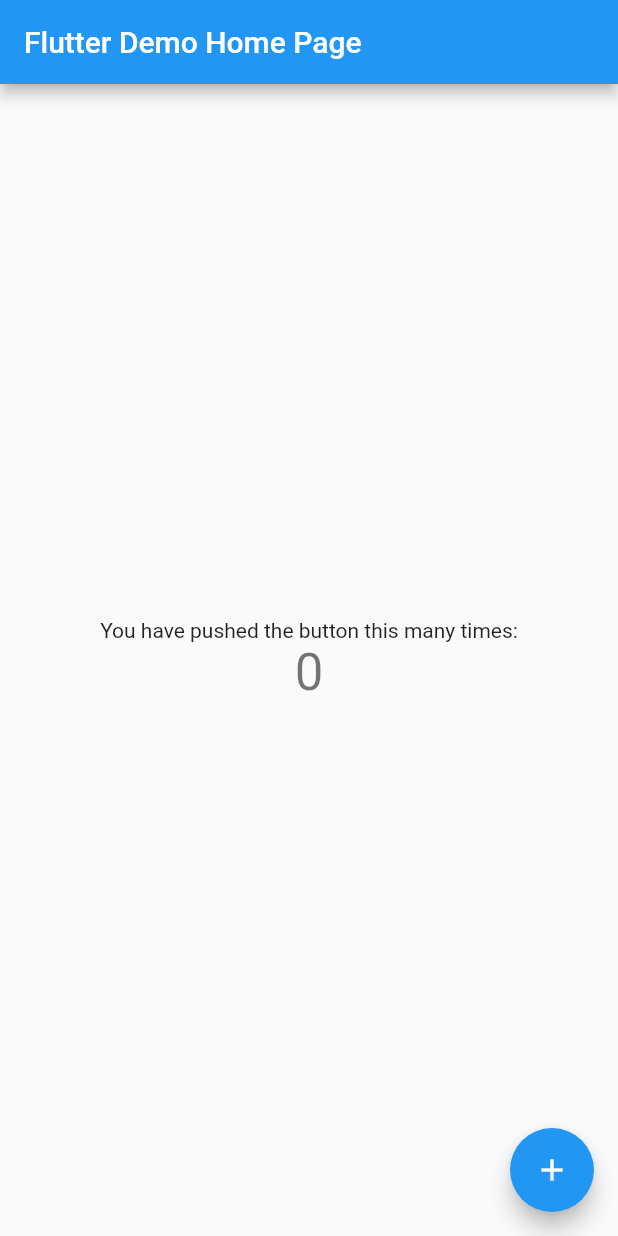
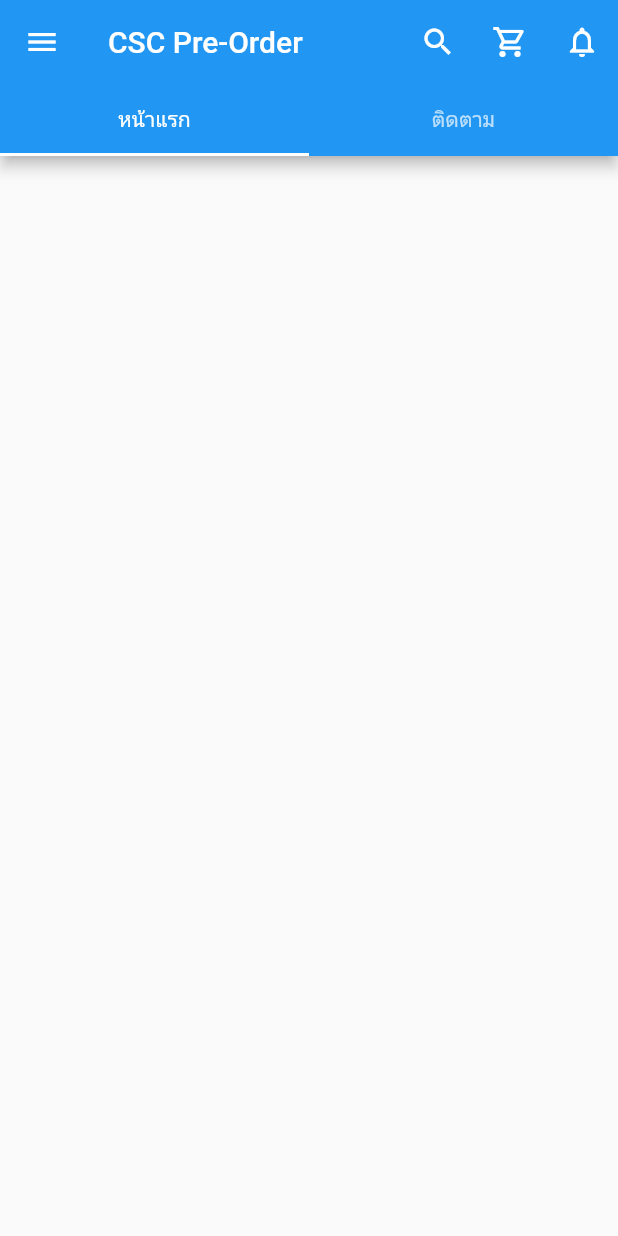
Before and after one commit to jaruporn-tadsee/csc_preorder, a Flutter app: the screen it shows after launch, on a phone screen of 412 x 824 dp. Run offline on Flutter 3.47's test engine with Material 2 defaults, Android fonts, the phone set to English and light mode, and no system bars.

Commit message:
Update main.dart

```diff
--- a/lib/main.dart
+++ b/lib/main.dart
@@ -14,7 +14,7 @@
         primarySwatch: Colors.blue,
         visualDensity: VisualDensity.adaptivePlatformDensity,
       ),
-      home: MyHomePage(title: 'Flutter Demo Home Page'),
+      home: MyHomePage(title: 'ร้านอาหาร'),
     );
   }
 }
@@ -39,28 +39,49 @@
 
   @override
   Widget build(BuildContext context) {
-    return Scaffold(
-      appBar: AppBar(
-        title: Text(widget.title),
-      ),
-      body: Center(
-        child: Column(
-          mainAxisAlignment: MainAxisAlignment.center,
-          children: <Widget>[
-            Text(
-              'You have pushed the button this many times:',
+    return MaterialApp(
+      home: DefaultTabController(
+        length: 2,
+        child: Scaffold(
+          appBar: AppBar(
+            leading: Builder(
+              builder: (BuildContext context) {
+                return IconButton(
+                  icon: const Icon(Icons.menu),
+                  onPressed: () {
+                    Scaffold.of(context).openDrawer();
+                  },
+                  tooltip:
+                      MaterialLocalizations.of(context).openAppDrawerTooltip,
+                );
+              },
             ),
-            Text(
-              '$_counter',
-              style: Theme.of(context).textTheme.headline4,
+            actions: <Widget>[
+              IconButton(
+                icon: const Icon(Icons.search),
+                tooltip: 'Show Snackbar',
+                onPressed: () {},
+              ),
+              IconButton(
+                icon: const Icon(Icons.local_grocery_store_outlined),
+                tooltip: 'shopping basket',
+                onPressed: () {},
+              ),
+              IconButton(
+                icon: const Icon(Icons.notifications_none),
+                tooltip: 'Show Snackbar',
+                onPressed: () {},
+              ),
+            ],
+            bottom: TabBar(
+              tabs: [
+                Tab(text: 'หน้าแรก'),
+                Tab(text: 'ติดตาม'),
+              ],
             ),
-          ],
+            title: Text('CSC Pre-Order'),
+          ),
         ),
-      ),
-      floatingActionButton: FloatingActionButton(
-        onPressed: _incrementCounter,
-        tooltip: 'Increment',
-        child: Icon(Icons.add),
       ),
     );
   }
```
